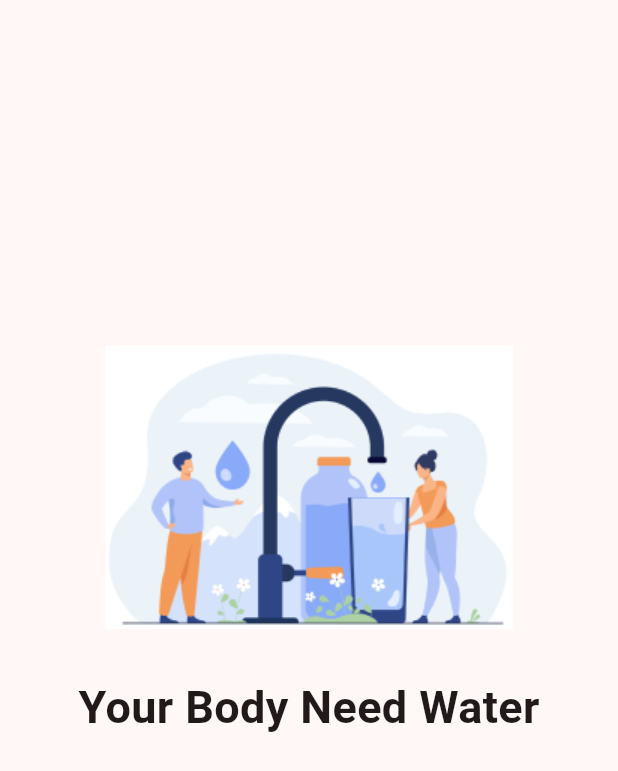
After one commit to nahide81/mediaAilesi, a Flutter app: the watertrack screen opened directly, on a phone screen of 412 x 824 dp. The commit adds this screen. Shown: the top 771 px of the screen. Run offline on Flutter 3.47's test engine with Material 3 defaults, Android fonts, the phone set to English and light mode, and no system bars; our stand-ins replace firebase_auth, firebase_core; missing offline and left inert: dart:html; accounts and stored records are empty.

Commit message:
watertrack

```diff
--- /dev/null
+++ b/lib/view/watertrack.dart
@@ -0,0 +1,29 @@
+import 'package:flutter/material.dart';
+
+class watertrack extends StatelessWidget {
+  const watertrack({super.key});
+
+  @override
+  Widget build(BuildContext context) {
+    return Scaffold(
+      body: Column(
+        children: [
+          SizedBox(
+            height: 200,
+          ),
+          Center(
+          child: Image.asset(
+            "resim/resim2/image 111.png",
+            width: 300,
+            height: 250,
+          ),
+        ),
+
+          Text('Your Body Need Water', style: TextStyle(fontSize:30, fontWeight: FontWeight.bold),)
+
+        ],
+      ) ,
+    );
+  }
+
+}
--- a/pubspec.yaml
+++ b/pubspec.yaml
@@ -69,7 +69,7 @@ flutter:
    - resim/resim2/Group 9.png
    - resim/resim2/Rectangle 1.png
    - resim/resim2/Rectangle 2.png
-
+   - resim/resim2/image 111.png
      #   - images/a_dot_ham.jpeg
 
   # An image asset can refer to one or more resolution-specific "variants", see
```
Also changed, not shown: lib/view/sign up.dart (line endings or trailing spaces), resim/resim2/image 111.png (added).
